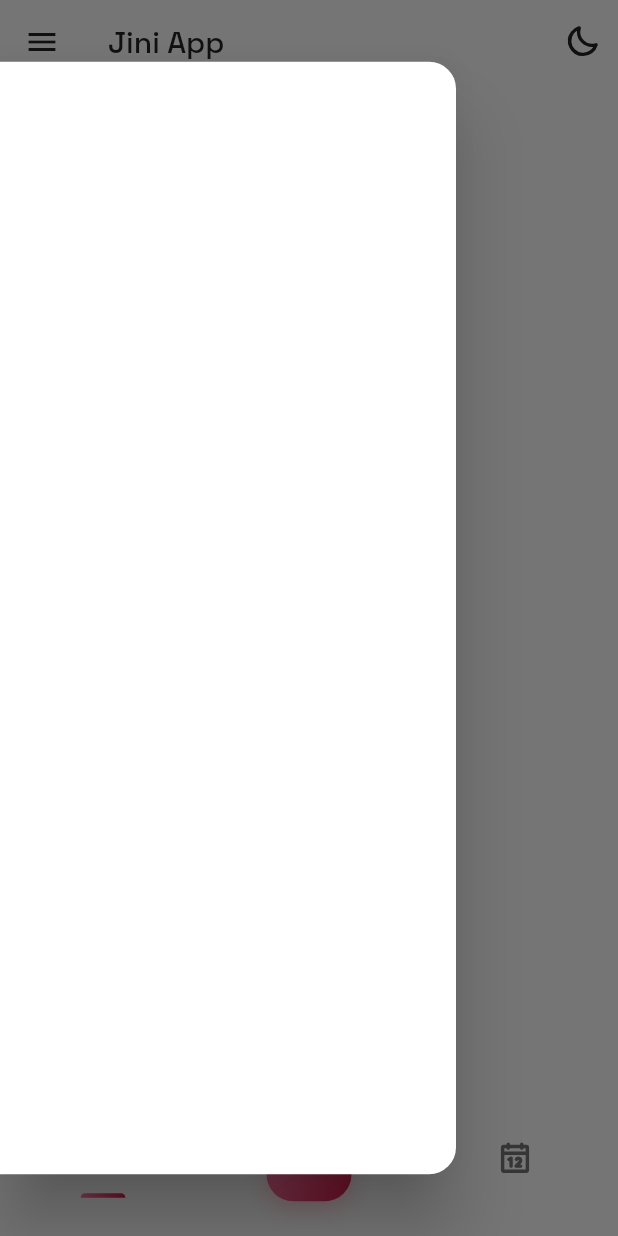
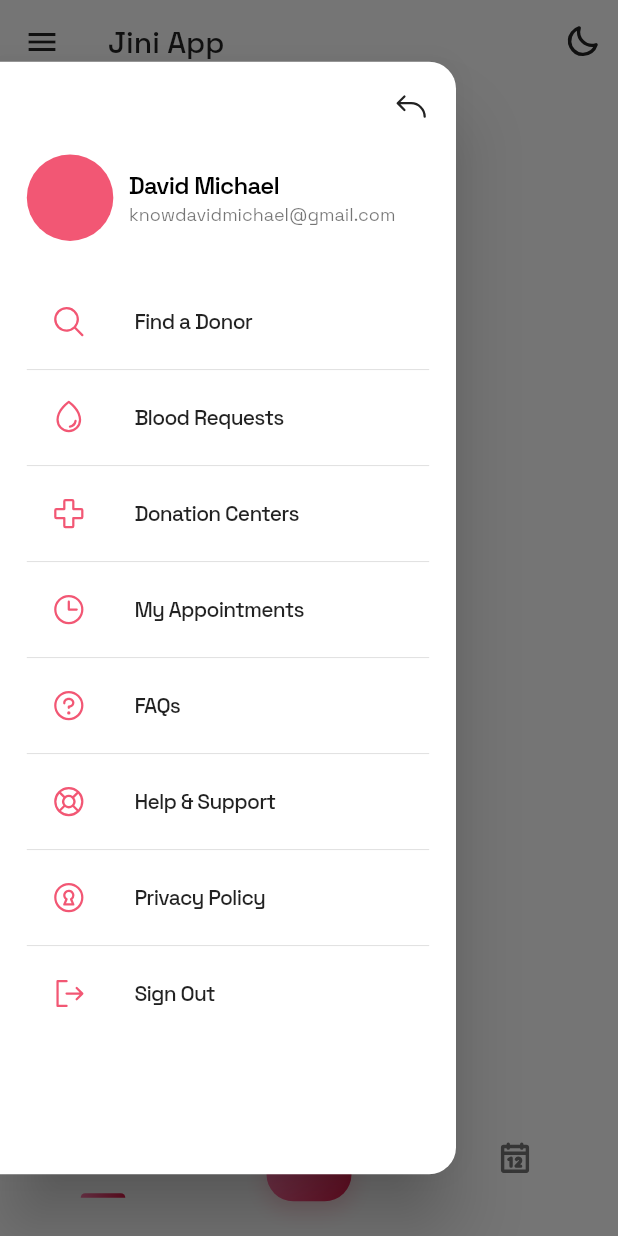
Before and after one commit to gettoknowdavid/jini-flutter, a Flutter app: the JLayout screen opened by its route, with the side drawer open, on a phone screen of 412 x 824 dp. Run offline on Flutter 3.47's test engine with Material 2 defaults, Android fonts, the phone set to English and light mode, and no system bars; our stand-ins replace bloc, cloud_firestore, dartz, firebase_auth, firebase_core, flutter_bloc and 9 more; missing offline and left inert: cloud_firestore_odm, open_mail_app; accounts and stored records are empty.

Commit message:
Update j_drawer.dart

```diff
--- a/lib/presentation/core/layout/widgets/j_drawer.dart
+++ b/lib/presentation/core/layout/widgets/j_drawer.dart
@@ -1,15 +1,105 @@
 import 'package:flutter/material.dart';
-import 'package:flutter_screenutil/flutter_screenutil.dart';
+import 'package:get/get.dart';
+import 'package:jini/presentation/core/common/j_screen_util.dart';
+import 'package:jini/presentation/core/routes/j_router.dart';
+import 'package:phosphor_flutter/phosphor_flutter.dart';
+
+class DrawerItem {
+  DrawerItem(this.icon, this.title, this.route);
+
+  final IconData icon;
+  final String title;
+  final String route;
+}
+
+final List<DrawerItem> drawerItems = <DrawerItem>[
+  DrawerItem(PhosphorIcons.magnifyingGlass, 'Find a Donor', JRoutes.checkEmail),
+  DrawerItem(PhosphorIcons.drop, 'Blood Requests', JRoutes.checkEmail),
+  DrawerItem(PhosphorIcons.firstAid, 'Donation Centers', JRoutes.checkEmail),
+  DrawerItem(PhosphorIcons.clock, 'My Appointments', JRoutes.checkEmail),
+  DrawerItem(PhosphorIcons.question, 'FAQs', JRoutes.checkEmail),
+  DrawerItem(PhosphorIcons.lifebuoy, 'Help & Support', JRoutes.checkEmail),
+  DrawerItem(PhosphorIcons.keyhole, 'Privacy Policy', JRoutes.checkEmail),
+  DrawerItem(PhosphorIcons.signOut, 'Sign Out', JRoutes.checkEmail),
+];
 
 class JDrawer extends StatelessWidget {
   const JDrawer({Key? key}) : super(key: key);
 
   @override
   Widget build(BuildContext context) {
+    final theme = Theme.of(context);
+    final textTheme = theme.textTheme;
+    final brightness = theme.brightness;
+    final isDark = brightness == Brightness.dark ? true : false;
+
     return Container(
-      height: 0.9.sh,
+      height: JScreenUtil.sh(0.9),
       alignment: Alignment.topLeft,
-      child: Drawer(),
+      child: Drawer(
+        child: Padding(
+          padding: JScreenUtil.drawerPadding,
+          child: Column(
+            crossAxisAlignment: CrossAxisAlignment.stretch,
+            children: [
+              Align(
+                alignment: Alignment.centerRight,
+                child: GestureDetector(
+                  onTap: () => Get.close(1),
+                  child: const Icon(PhosphorIcons.arrowBendUpLeft),
+                ),
+              ),
+              JScreenUtil.vSpace(20),
+              Row(
+                children: [
+                  CircleAvatar(radius: JScreenUtil.sw(0.07)),
+                  JScreenUtil.hSpace(10),
+                  Column(
+                    crossAxisAlignment: CrossAxisAlignment.start,
+                    children: [
+                      Text(
+                        'David Michael',
+                        style: textTheme.titleMedium!.copyWith(
+                          color: isDark ? Colors.white : Colors.black,
+                          fontWeight: FontWeight.w600,
+                        ),
+                      ),
+                      JScreenUtil.vSpace(2),
+                      Text(
+                        'knowdavidmichael@gmail.com',
+                        style: textTheme.caption,
+                      ),
+                    ],
+                  ),
+                ],
+              ),
+              JScreenUtil.vSpace(30),
+              ListView.separated(
+                padding: EdgeInsets.zero,
+                itemBuilder: (context, index) {
+                  final item = drawerItems[index];
+                  return ListTile(
+                    key: Key(index.toString()),
+                    dense: true,
+                    leading: Icon(item.icon, color: theme.primaryColor),
+                    style: ListTileStyle.drawer,
+                    title: Text(
+                      item.title,
+                      style: textTheme.bodyLarge!.copyWith(
+                        fontWeight: FontWeight.w500,
+                        letterSpacing: JScreenUtil.fontSize(-0.5),
+                      ),
+                    ),
+                  );
+                },
+                separatorBuilder: (context, separatorIndex) => const Divider(),
+                itemCount: drawerItems.length,
+                shrinkWrap: true,
+              ),
+            ],
+          ),
+        ),
+      ),
     );
   }
 }
```
